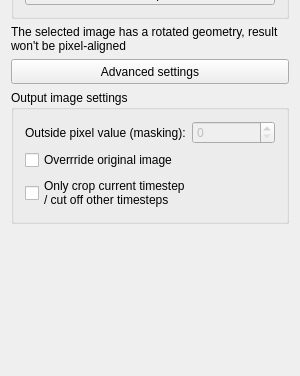
Before: the Qt Designer form Plugins/org.mitk.gui.qt.imagecropper/src/internal/QmitkImageCropperViewControls.ui in MITK/MITK, drawn with Qt 5; both pictures show x 0 to 300 and y 224 to 600 of the 300 by 600 pixel window.
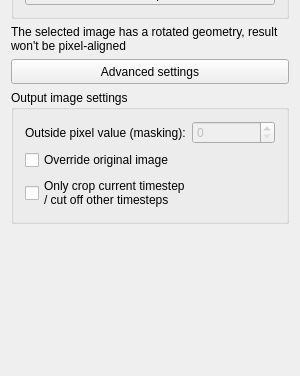
After: the same form once the commit is applied. Custom widgets are drawn as their Qt base class.

```diff
--- a/Plugins/org.mitk.gui.qt.imagecropper/src/internal/QmitkImageCropperViewControls.ui
+++ b/Plugins/org.mitk.gui.qt.imagecropper/src/internal/QmitkImageCropperViewControls.ui
@@ -254,7 +254,7 @@
          </sizepolicy>
         </property>
         <property name="text">
-         <string>Overrride original image</string>
+         <string>Override original image</string>
         </property>
         <property name="checked">
          <bool>false</bool>
```
